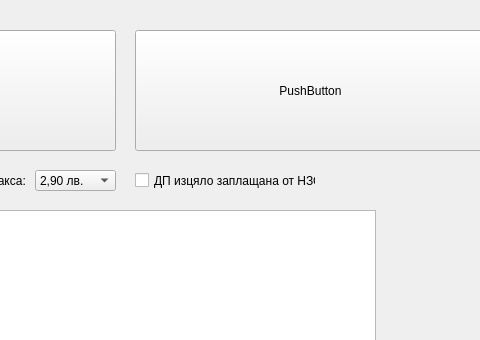
The window that src/View/ListView/ListView.ui (thefinalcutbg/DinoDent) describes before a commit, drawn with Qt 5; both pictures show x 365 to 845 and y 0 to 340 of the 1057 by 1007 pixel window.
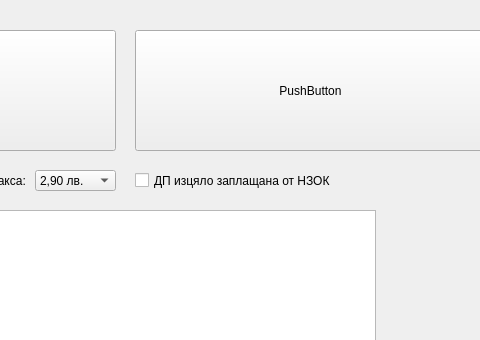
The same window after the commit. Custom widgets are drawn as their Qt base class.

What changed in the file:
```diff
--- a/src/View/ListView/ListView.ui
+++ b/src/View/ListView/ListView.ui
@@ -147,7 +147,7 @@
     <rect>
      <x>500</x>
      <y>170</y>
-     <width>181</width>
+     <width>211</width>
      <height>21</height>
     </rect>
    </property>
```
Left out of the diff: 3 changed lines with no effect on the pictures.
